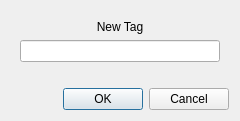
Old version of the form gui/newDialogs/newtagdialog.ui in the repository andrewlalis/RecipeDB.
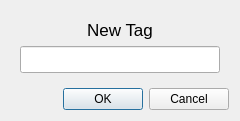
New version of the form. Icons and pictures are not drawn.

```diff
--- a/gui/newDialogs/newtagdialog.ui
+++ b/gui/newDialogs/newtagdialog.ui
@@ -31,7 +31,8 @@
        <widget class="QLabel" name="tagLabel">
         <property name="font">
          <font>
-          <weight>3</weight>
+          <pointsize>13</pointsize>
+          <weight>50</weight>
           <italic>false</italic>
           <bold>false</bold>
          </font>
@@ -48,7 +49,8 @@
        <widget class="QLineEdit" name="tagEdit">
         <property name="font">
          <font>
-          <weight>3</weight>
+          <pointsize>12</pointsize>
+          <weight>50</weight>
           <italic>false</italic>
           <bold>false</bold>
          </font>
```
Left out of the diff: 2 changed lines with no effect on the pictures.
